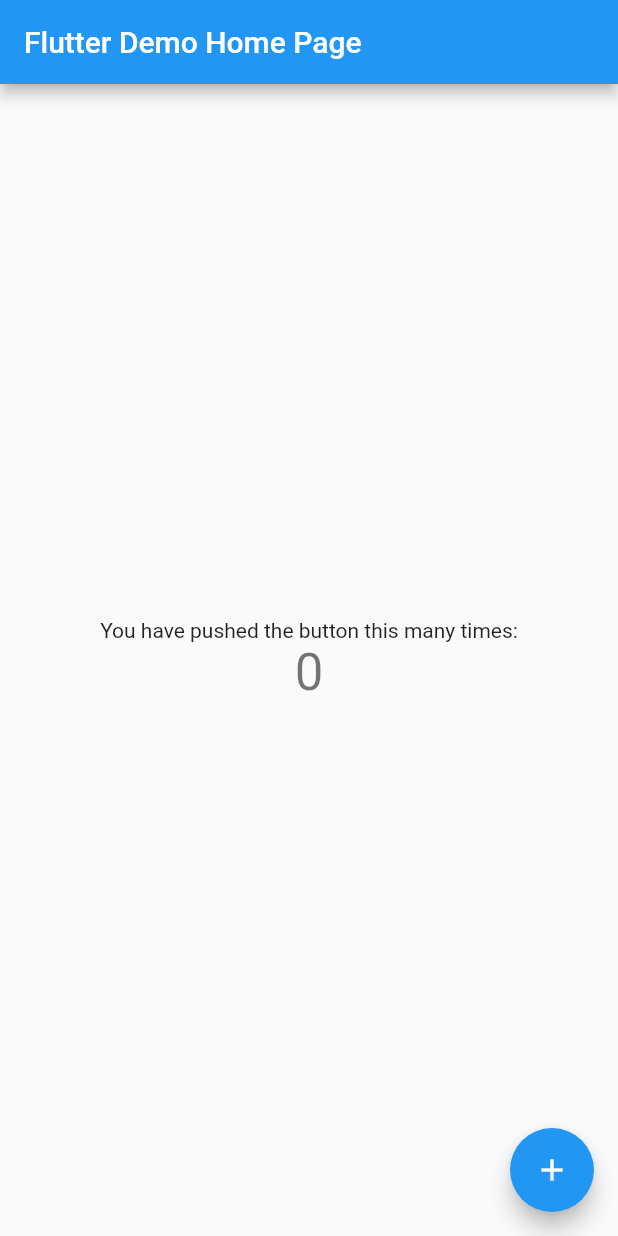
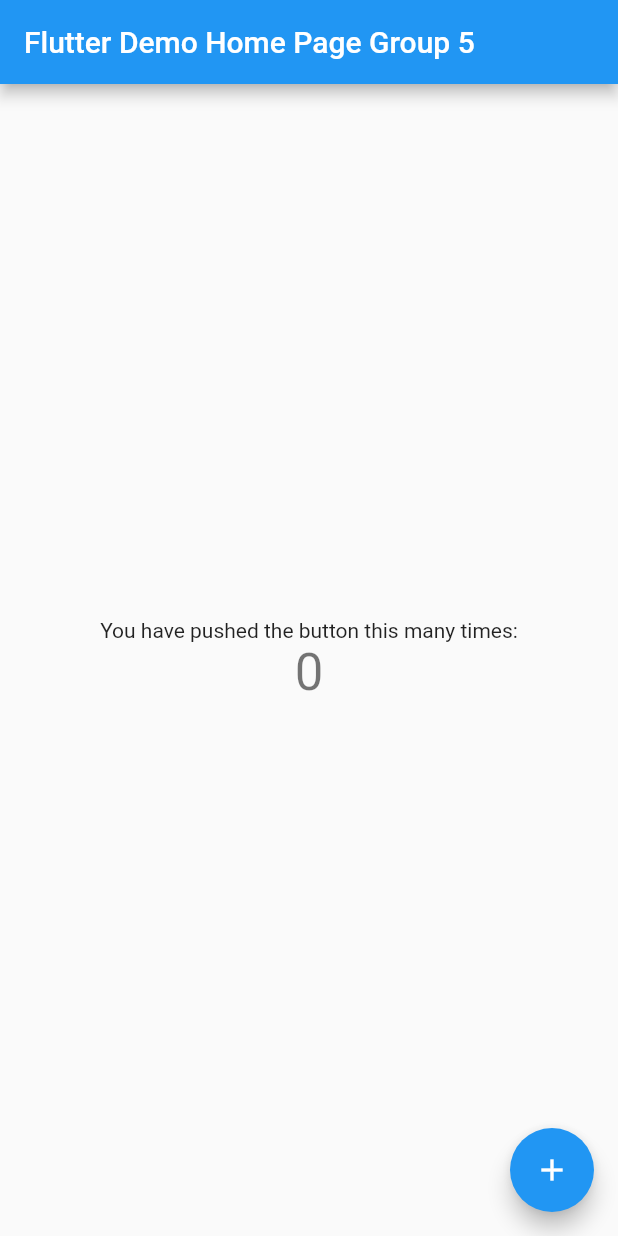
Before and after one commit to mcnabbno/capstone_group5, a Flutter app: the screen it shows after launch, on a phone screen of 412 x 824 dp. Run offline on Flutter 3.47's test engine with Material 2 defaults, Android fonts, the phone set to English and light mode, and no system bars.

Commit message:
update the title by YS

```diff
--- a/lib/main.dart
+++ b/lib/main.dart
@@ -1,4 +1,6 @@
 import 'package:flutter/material.dart';
+
+//update the title by YS
 
 void main() {
   runApp(const MyApp());
@@ -11,7 +13,7 @@ class MyApp extends StatelessWidget {
   @override
   Widget build(BuildContext context) {
     return MaterialApp(
-      title: 'Flutter Demo',
+      title: 'Flutter Demo Group5',
       theme: ThemeData(
         // This is the theme of your application.
         //
@@ -24,7 +26,7 @@ class MyApp extends StatelessWidget {
         // is not restarted.
         primarySwatch: Colors.blue,
       ),
-      home: const MyHomePage(title: 'Flutter Demo Home Page'),
+      home: const MyHomePage(title: 'Flutter Demo Home Page Group 5'),
     );
   }
 }
```
